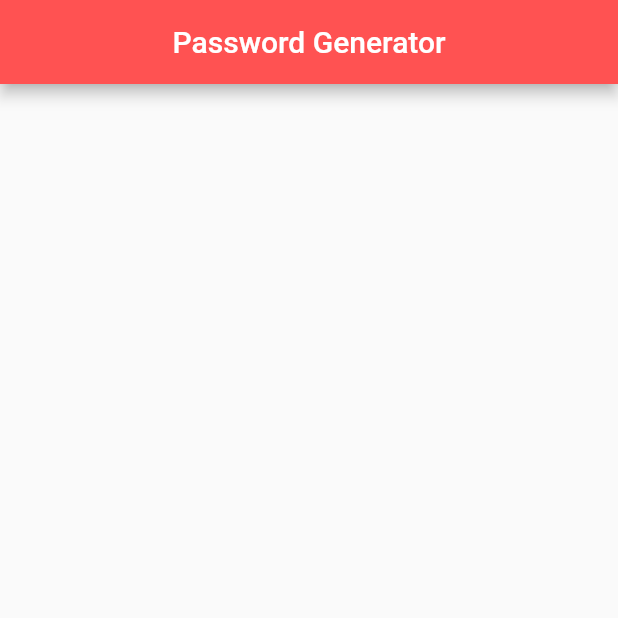
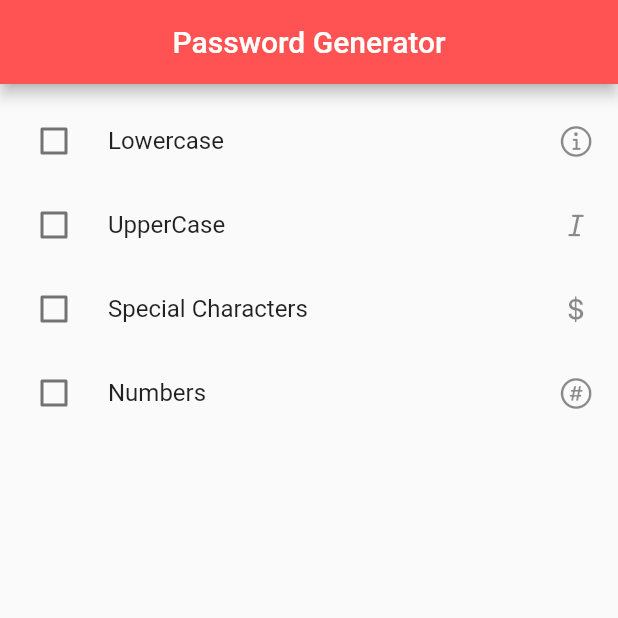
Before and after one commit to girishrajani/password_generator, a Flutter app: the screen it shows after launch, on a phone screen of 412 x 824 dp, the top half of it. Run offline on Flutter 3.47's test engine with Material 2 defaults, Android fonts, the phone set to English and light mode, and no system bars.

```diff
--- a/lib/main.dart
+++ b/lib/main.dart
@@ -1,3 +1,4 @@
+import 'package:flutter/cupertino.dart';
 import 'package:flutter/material.dart';
 
 void main() {
@@ -14,6 +15,10 @@ class PassWordGen extends StatefulWidget {
 }
 
 class _PassWordGenState extends State<PassWordGen> {
+  var _char = false;
+  var _num = false;
+  var _lower = false;
+  var _upper = false;
   @override
   Widget build(BuildContext context) {
     return Scaffold(
@@ -24,6 +29,61 @@ class _PassWordGenState extends State<PassWordGen> {
           'Password Generator',
         ),
       ),
+      body: ListView(
+        children: <Widget>[
+          SizedBox(
+            height: 10,
+          ),
+          CheckboxListTile(
+            value: _lower,
+            controlAffinity: ListTileControlAffinity.leading,
+            title: Text('Lowercase'),
+            secondary: Icon(CupertinoIcons.info),
+            onChanged: (bool value) {
+              setState(() {
+                _lower = value;
+              });
+            },
+            activeColor: Colors.redAccent,
+          ),
+          CheckboxListTile(
+            value: _upper,
+            controlAffinity: ListTileControlAffinity.leading,
+            title: Text('UpperCase'),
+            secondary: Icon(CupertinoIcons.italic),
+            onChanged: (bool value) {
+              setState(() {
+                _upper = value;
+              });
+            },
+            activeColor: Colors.redAccent,
+          ),
+          CheckboxListTile(
+            title: Text('Special Characters'),
+            secondary: Icon(CupertinoIcons.money_dollar),
+            value: _char,
+            controlAffinity: ListTileControlAffinity.leading,
+            onChanged: (bool value) {
+              setState(() {
+                _char = value;
+              });
+            },
+            activeColor: Colors.redAccent,
+          ),
+          CheckboxListTile(
+            value: _num,
+            controlAffinity: ListTileControlAffinity.leading,
+            title: Text('Numbers'),
+            secondary: Icon(CupertinoIcons.number_circle),
+            onChanged: (bool value) {
+              setState(() {
+                _num = value;
+              });
+            },
+            activeColor: Colors.redAccent,
+          ),
+        ],
+      ),
     );
   }
 }
```
